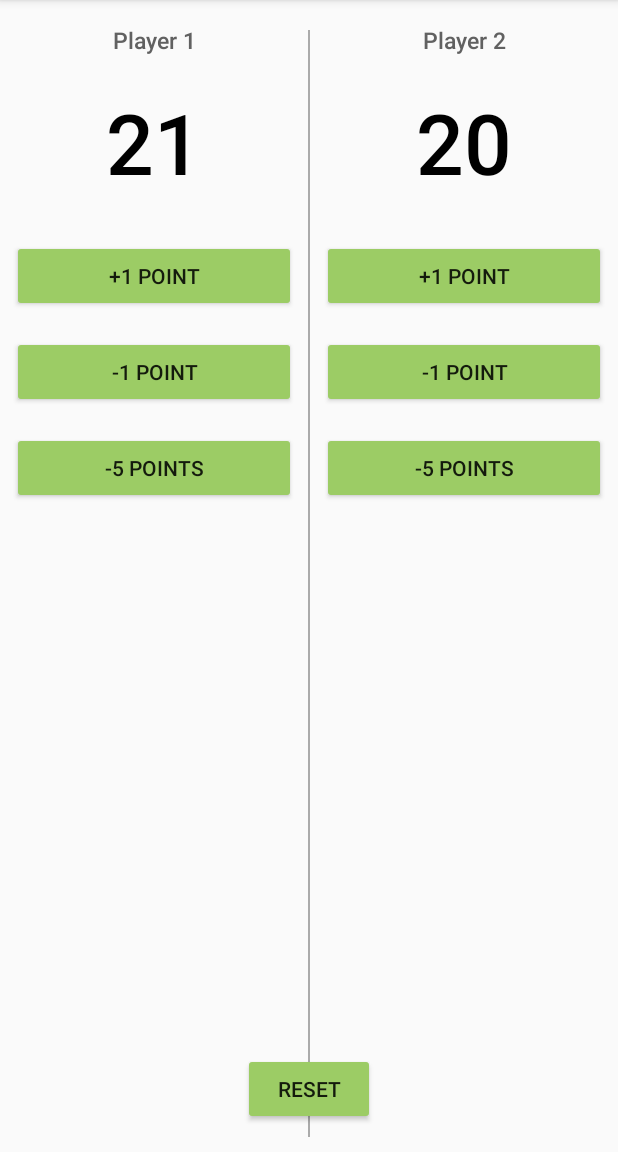
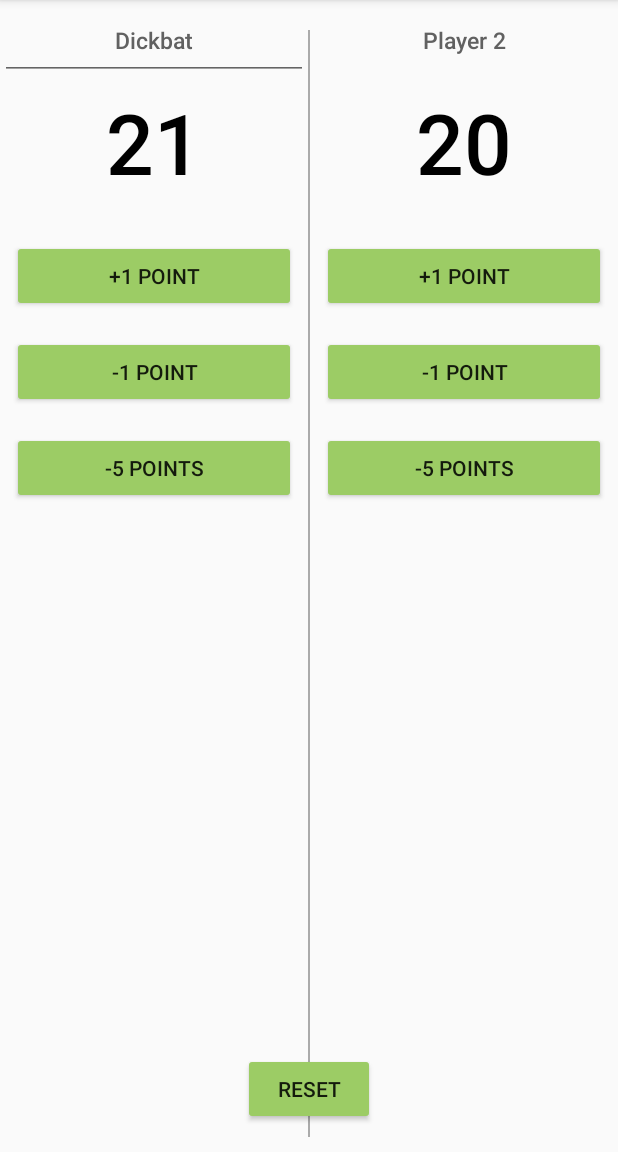
Before and after one commit to the-hobbes/magic-life-counter, an Android app: the screen it shows after launch (MainActivity), after a tap on "+1 POINT", on a phone screen of 412 x 824 dp, the part 84-1236 px from its top. Run offline under Robolectric (Android 15) with nearby library versions, the phone set to English and light mode, and no system bars; 1 other tap on this screen came first.

Commit message:
working on #9

```diff
--- a/app/src/main/java/com/example/android/magicgamecounter/MainActivity.java
+++ b/app/src/main/java/com/example/android/magicgamecounter/MainActivity.java
@@ -102,6 +102,19 @@ public class MainActivity extends ActionBarActivity {
                 break;
         }
     }
+
+    public void player1EditTextHandler(View view) {
+        // TODO(pheven): make this method generic for both players
+        int textViewID = view.getId();
+        // TODO(pheven): make the player_1_edit_text string a constant
+        int editViewID = getResources().getIdentifier("player_1_edit_text", "id", getPackageName());
+        findViewById(textViewID).setVisibility(View.GONE);
+        findViewById(editViewID).setVisibility(View.VISIBLE);
+
+        // TODO(pheven): show soft keyboard automatically, and add save option to it.
+    }
+
+
 
     /**
      * Reset the life totals of all players and update the view.
--- a/app/src/main/res/layout/activity_main.xml
+++ b/app/src/main/res/layout/activity_main.xml
@@ -18,9 +18,23 @@
             android:orientation="vertical">
 
             <TextView
+                android:id="@+id/player_1_text_view"
                 android:layout_width="match_parent"
                 android:layout_height="wrap_content"
                 android:text="Player 1"
+                android:textSize="15sp"
+                android:textColor="#616161"
+                android:fontFamily="sans-serif-medium"
+                android:gravity="center_horizontal"
+                android:padding="16dp"
+                android:onClick="player1EditTextHandler"/>
+
+            <EditText
+                android:id="@+id/player_1_edit_text"
+                android:visibility="gone"
+                android:layout_width="match_parent"
+                android:layout_height="wrap_content"
+                android:text="Dickbat"
                 android:textSize="15sp"
                 android:textColor="#616161"
                 android:fontFamily="sans-serif-medium"
```
Also changed, not shown: 1 other file.
